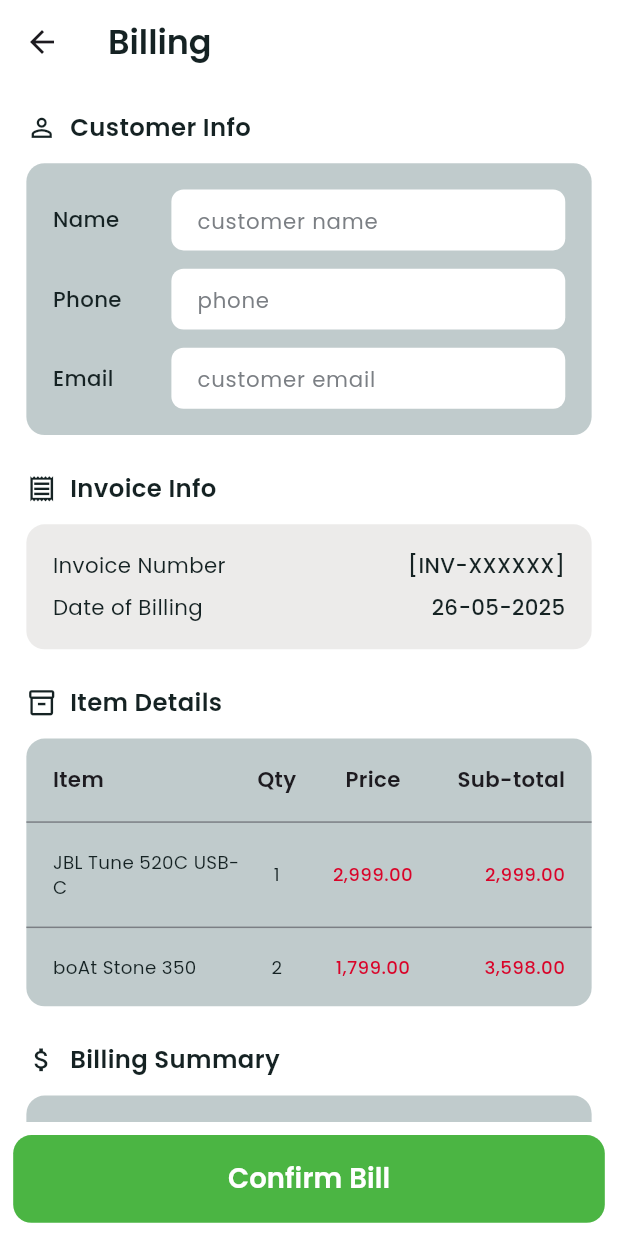
After one commit to yadukrishnan369/beatbox, a Flutter app: the BillingScreen screen opened by its route, on a phone screen of 412 x 824 dp. The commit adds this screen. Run offline on Flutter 3.47's test engine with Material 3 defaults, Android fonts, the light colour scheme and no system bars; our stand-ins replace flutter_screenutil, google_fonts, hive, hive_flutter, image_picker, local_auth; accounts and stored records are empty.

Commit message:
added, loading widget and billing ui

```diff
--- a/lib/features/home/ui/home_screen.dart
+++ b/lib/features/home/ui/home_screen.dart
@@ -43,7 +43,7 @@ class HomeScreen extends StatelessWidget {
                       IconButton(
                         onPressed: () {},
                         icon: Image.asset(
-                          'assets/icons/home_profile.png',
+                          AppImages.logo,
                           width: 30.w,
                           height: 30.h,
                         ),
--- a/lib/features/product_management/ui/product_details_screen.dart
+++ b/lib/features/product_management/ui/product_details_screen.dart
@@ -2,6 +2,7 @@ import 'dart:io';
 import 'package:beatbox/core/app_colors.dart';
 import 'package:beatbox/features/product_management/model/product_model.dart';
 import 'package:beatbox/utils/cart_utils.dart';
+import 'package:beatbox/widgets/show_loading_dialog.dart';
 import 'package:flutter/material.dart';
 import 'package:flutter_screenutil/flutter_screenutil.dart';
 
@@ -225,7 +226,13 @@ class _ProductDetailsScreenState extends State<ProductDetailsScreen> {
           height: 55.h,
           width: double.infinity,
           child: ElevatedButton(
-            onPressed: () {
+            onPressed: () async {
+              await showLoadingDialog(
+                context,
+                message: "Adding to cart...",
+                showSucess: true,
+              );
+              await Future.delayed(const Duration(milliseconds: 2000));
               CartUtils.addProductToCart(product, quantity: quantity);
               Navigator.pop(context);
             },
--- /dev/null
+++ b/lib/features/sales_management/ui/billing_screen.dart
@@ -0,0 +1,480 @@
+import 'package:beatbox/core/app_colors.dart';
+import 'package:flutter/material.dart';
+import 'package:flutter_screenutil/flutter_screenutil.dart';
+
+class BillingScreen extends StatefulWidget {
+  const BillingScreen({super.key});
+
+  @override
+  State<BillingScreen> createState() => _BillingScreenState();
+}
+
+class _BillingScreenState extends State<BillingScreen> {
+  final TextEditingController nameController = TextEditingController();
+  final TextEditingController phoneController = TextEditingController();
+  final TextEditingController emailController = TextEditingController();
+  final TextEditingController discountController = TextEditingController();
+
+  @override
+  void dispose() {
+    nameController.dispose();
+    phoneController.dispose();
+    emailController.dispose();
+    discountController.dispose();
+    super.dispose();
+  }
+
+  @override
+  Widget build(BuildContext context) {
+    return Scaffold(
+      backgroundColor: AppColors.white,
+      appBar: AppBar(
+        backgroundColor: AppColors.white,
+        elevation: 0,
+        title: Text(
+          "Billing",
+          style: TextStyle(
+            fontSize: 22.sp,
+            fontWeight: FontWeight.w600,
+            color: AppColors.textPrimary,
+          ),
+        ),
+      ),
+      body: SingleChildScrollView(
+        padding: EdgeInsets.all(16.w),
+        child: Column(
+          crossAxisAlignment: CrossAxisAlignment.start,
+          children: [
+            // customer Information Section
+            _buildSectionHeader(Icons.person_outline, "Customer Info"),
+            SizedBox(height: 12.h),
+            Container(
+              padding: EdgeInsets.all(16.w),
+              decoration: BoxDecoration(
+                color: AppColors.contColor,
+                borderRadius: BorderRadius.circular(12.r),
+              ),
+              child: Column(
+                children: [
+                  _buildTextField("Name", "customer name", nameController),
+                  SizedBox(height: 12.h),
+                  _buildTextField("Phone", "phone", phoneController),
+                  SizedBox(height: 12.h),
+                  _buildTextField("Email", "customer email", emailController),
+                ],
+              ),
+            ),
+
+            SizedBox(height: 24.h),
+
+            // Invoice Info Section
+            _buildSectionHeader(Icons.receipt_outlined, "Invoice Info"),
+            SizedBox(height: 12.h),
+            Container(
+              padding: EdgeInsets.all(16.w),
+              decoration: BoxDecoration(
+                color: AppColors.cardColor,
+                borderRadius: BorderRadius.circular(12.r),
+              ),
+              child: Column(
+                children: [
+                  _buildInfoRow("Invoice Number", "[INV-XXXXXX]"),
+                  SizedBox(height: 8.h),
+                  _buildInfoRow("Date of Billing", "26-05-2025"),
+                ],
+              ),
+            ),
+
+            SizedBox(height: 24.h),
+
+            // Item Details Section
+            _buildSectionHeader(Icons.inventory_2_outlined, "Item Details"),
+            SizedBox(height: 12.h),
+            Container(
+              decoration: BoxDecoration(
+                color: AppColors.contColor,
+                borderRadius: BorderRadius.circular(12.r),
+              ),
+              child: Column(
+                children: [
+                  // Table Header
+                  Container(
+                    padding: EdgeInsets.all(16.w),
+                    child: Row(
+                      children: [
+                        Expanded(
+                          flex: 3,
+                          child: Text(
+                            "Item",
+                            style: TextStyle(
+                              fontWeight: FontWeight.w600,
+                              fontSize: 14.sp,
+                            ),
+                          ),
+                        ),
+                        Expanded(
+                          flex: 1,
+                          child: Text(
+                            "Qty",
+                            style: TextStyle(
+                              fontWeight: FontWeight.w600,
+                              fontSize: 14.sp,
+                            ),
+                            textAlign: TextAlign.center,
+                          ),
+                        ),
+                        Expanded(
+                          flex: 2,
+                          child: Text(
+                            "Price",
+                            style: TextStyle(
+                              fontWeight: FontWeight.w600,
+                              fontSize: 14.sp,
+                            ),
+                            textAlign: TextAlign.center,
+                          ),
+                        ),
+                        Expanded(
+                          flex: 2,
+                          child: Text(
+                            "Sub-total",
+                            style: TextStyle(
+                              fontWeight: FontWeight.w600,
+                              fontSize: 14.sp,
+                            ),
+                            textAlign: TextAlign.right,
+                          ),
+                        ),
+                      ],
+                    ),
+                  ),
+                  Divider(height: 1.h, color: AppColors.textDisabled),
+
+                  // Table Rows
+                  _buildTableRow(
+                    "JBL Tune 520C USB-C",
+                    "1",
+                    "2,999.00",
+                    "2,999.00",
+                  ),
+                  Divider(height: 1.h, color: AppColors.textDisabled),
+                  _buildTableRow("boAt Stone 350", "2", "1,799.00", "3,598.00"),
+                ],
+              ),
+            ),
+
+            SizedBox(height: 24.h),
+
+            // Billing Summary Section
+            _buildSectionHeader(Icons.attach_money, "Billing Summary"),
+            SizedBox(height: 12.h),
+            Container(
+              padding: EdgeInsets.all(16.w),
+              decoration: BoxDecoration(
+                color: AppColors.contColor,
+                borderRadius: BorderRadius.circular(12.r),
+              ),
+              child: Column(
+                children: [
+                  _buildSummaryRow("Total Before GST", "6,597.00", false),
+                  SizedBox(height: 8.h),
+                  _buildSummaryRow("GST Charges (28%)", "1,847.16", false),
+                  SizedBox(height: 8.h),
+                  _buildDiscountRow(),
+                  SizedBox(height: 16.h),
+                  Container(
+                    padding: EdgeInsets.symmetric(
+                      horizontal: 12.w,
+                      vertical: 8.h,
+                    ),
+                    decoration: BoxDecoration(
+                      color: Color(0xFF8FBC8F),
+                      borderRadius: BorderRadius.circular(8.r),
+                    ),
+                    child: Row(
+                      mainAxisAlignment: MainAxisAlignment.spaceBetween,
+                      children: [
+                        Text(
+                          "GRAND TOTAL",
+                          style: TextStyle(
+                            fontWeight: FontWeight.bold,
+                            fontSize: 16.sp,
+                            color: AppColors.textPrimary,
+                          ),
+                        ),
+                        Text(
+                          "6,597.00",
+                          style: TextStyle(
+                            fontWeight: FontWeight.bold,
+                            fontSize: 16.sp,
+                            color: AppColors.textPrimary,
+                          ),
+                        ),
+                      ],
+                    ),
+                  ),
+                ],
+              ),
+            ),
+
+            SizedBox(height: 20.h),
+          ],
+        ),
+      ),
+      // Confirm Bill Button
+      bottomNavigationBar: Padding(
+        padding: EdgeInsets.all(8.w),
+        child: ElevatedButton(
+          style: ElevatedButton.styleFrom(
+            backgroundColor: AppColors.success,
+            padding: EdgeInsets.symmetric(vertical: 16.h),
+            shape: RoundedRectangleBorder(
+              borderRadius: BorderRadius.circular(12.r),
+            ),
+            elevation: 0,
+          ),
+          onPressed: () {
+            // Add your confirm bill logic here
+            _confirmBill();
+          },
+          child: Text(
+            'Confirm Bill',
+            style: TextStyle(
+              fontSize: 18.sp,
+              fontWeight: FontWeight.w600,
+              color: AppColors.white,
+            ),
+          ),
+        ),
+      ),
+    );
+  }
+
+  Widget _buildSectionHeader(IconData icon, String title) {
+    return Row(
+      children: [
+        Icon(icon, size: 20.sp, color: AppColors.textPrimary),
+        SizedBox(width: 8.w),
+        Text(
+          title,
+          style: TextStyle(
+            fontSize: 16.sp,
+            fontWeight: FontWeight.w600,
+            color: AppColors.textPrimary,
+          ),
+        ),
+      ],
+    );
+  }
+
+  Widget _buildTextField(
+    String label,
+    String hint,
+    TextEditingController controller,
+  ) {
+    return Row(
+      children: [
+        SizedBox(
+          width: 60.w,
+          child: Text(
+            label,
+            style: TextStyle(
+              fontWeight: FontWeight.w500,
+              fontSize: 14.sp,
+              color: AppColors.textPrimary,
+            ),
+          ),
+        ),
+        SizedBox(width: 12.w),
+        Expanded(
+          child: Container(
+            height: 40.h,
+            child: TextField(
+              controller: controller,
+              decoration: InputDecoration(
+                hintText: hint,
+                hintStyle: TextStyle(
+                  color: AppColors.textDisabled,
+                  fontSize: 14.sp,
+                ),
+                filled: true,
+                fillColor: AppColors.white,
+                border: OutlineInputBorder(
+                  borderRadius: BorderRadius.circular(8.r),
+                  borderSide: BorderSide.none,
+                ),
+                contentPadding: EdgeInsets.symmetric(
+                  horizontal: 12.w,
+                  vertical: 8.h,
+                ),
+              ),
+            ),
+          ),
+        ),
+      ],
+    );
+  }
+
+  Widget _buildInfoRow(String label, String value) {
+    return Row(
+      mainAxisAlignment: MainAxisAlignment.spaceBetween,
+      children: [
+        Text(
+          label,
+          style: TextStyle(fontSize: 14.sp, color: AppColors.textPrimary),
+        ),
+        Text(
+          value,
+          style: TextStyle(
+            fontSize: 14.sp,
+            fontWeight: FontWeight.w500,
+            color: AppColors.textPrimary,
+          ),
+        ),
+      ],
+    );
+  }
+
+  Widget _buildTableRow(
+    String item,
+    String qty,
+    String price,
+    String subTotal,
+  ) {
+    return Container(
+      padding: EdgeInsets.all(16.w),
+      child: Row(
+        children: [
+          Expanded(
+            flex: 3,
+            child: Text(
+              item,
+              style: TextStyle(fontSize: 12.sp, color: AppColors.textPrimary),
+            ),
+          ),
+          Expanded(
+            flex: 1,
+            child: Text(
+              qty,
+              style: TextStyle(fontSize: 12.sp, color: AppColors.textPrimary),
+              textAlign: TextAlign.center,
+            ),
+          ),
+          Expanded(
+            flex: 2,
+            child: Text(
+              price,
+              style: TextStyle(
+                fontSize: 12.sp,
+                color: AppColors.error,
+                fontWeight: FontWeight.w500,
+              ),
+              textAlign: TextAlign.center,
+            ),
+          ),
+          Expanded(
+            flex: 2,
+            child: Text(
+              subTotal,
+              style: TextStyle(
+                fontSize: 12.sp,
+                color: AppColors.error,
+                fontWeight: FontWeight.w500,
+              ),
+              textAlign: TextAlign.right,
+            ),
+          ),
+        ],
+      ),
+    );
+  }
+
+  Widget _buildSummaryRow(String label, String value, bool isTotal) {
+    return Row(
+      mainAxisAlignment: MainAxisAlignment.spaceBetween,
+      children: [
+        Text(
+          label,
+          style: TextStyle(
+            fontSize: 14.sp,
+            fontWeight: isTotal ? FontWeight.bold : FontWeight.normal,
+            color: AppColors.textPrimary,
+          ),
+        ),
+        Text(
+          value,
+          style: TextStyle(
+            fontSize: 14.sp,
+            fontWeight: isTotal ? FontWeight.bold : FontWeight.w500,
+            color: AppColors.error,
+          ),
+        ),
+      ],
+    );
+  }
+
+  Widget _buildDiscountRow() {
+    return Row(
+      mainAxisAlignment: MainAxisAlignment.spaceBetween,
+      children: [
+        Text(
+          "Discounts Applied",
+          style: TextStyle(
+            fontSize: 14.sp,
+            fontWeight: FontWeight.normal,
+            color: AppColors.textPrimary,
+          ),
+        ),
+        SizedBox(
+          width: 80.w,
+          height: 32.h,
+          child: TextField(
+            controller: discountController,
+            textAlign: TextAlign.right,
+            keyboardType: TextInputType.number,
+            decoration: InputDecoration(
+              hintText: "0.00",
+              hintStyle: TextStyle(
+                color: AppColors.textDisabled,
+                fontSize: 12.sp,
+              ),
+              filled: true,
+              fillColor: AppColors.white,
+              border: OutlineInputBorder(
+                borderRadius: BorderRadius.circular(6.r),
+                borderSide: BorderSide(color: AppColors.primary, width: 1),
+              ),
+              enabledBorder: OutlineInputBorder(
+                borderRadius: BorderRadius.circular(6.r),
+                borderSide: BorderSide(color: AppColors.primary, width: 1),
+              ),
+              focusedBorder: OutlineInputBorder(
+                borderRadius: BorderRadius.circular(6.r),
+                borderSide: BorderSide(color: AppColors.primary, width: 2),
+              ),
+              contentPadding: EdgeInsets.symmetric(
+                horizontal: 8.w,
+                vertical: 4.h,
+              ),
+            ),
+            style: TextStyle(
+              fontSize: 12.sp,
+              fontWeight: FontWeight.w500,
+              color: AppColors.error,
+            ),
+          ),
+        ),
+      ],
+    );
+  }
+
+  void _confirmBill() {
+    // You can add navigation or show success dialog here
+    ScaffoldMessenger.of(context).showSnackBar(
+      SnackBar(
+        content: const Text("Bill confirmed successfully!"),
+        backgroundColor: AppColors.success,
+      ),
+    );
+  }
+}
--- a/lib/features/sales_management/ui/cart_screen.dart
+++ b/lib/features/sales_management/ui/cart_screen.dart
@@ -4,6 +4,7 @@ import 'package:beatbox/features/sales_management/controller/cart_controller.dar
 import 'package:beatbox/routes/app_routes.dart';
 import 'package:beatbox/utils/cart_utils.dart';
 import 'package:beatbox/widgets/empty_placeholder.dart';
+import 'package:beatbox/widgets/show_loading_dialog.dart';
 import 'package:flutter/material.dart';
 import 'package:beatbox/core/notifiers/cart_update_notifier.dart';
 import 'package:beatbox/features/sales_management/model/cart_item_model.dart';
@@ -170,7 +171,16 @@ class _CartScreenState extends State<CartScreen> {
                   height: 55.h,
                   width: double.infinity,
                   child: ElevatedButton(
-                    onPressed: () {},
+                    onPressed: () async {
+                      await showLoadingDialog(
+                        context,
+                        message: 'Process to bill',
+                        showSucess: false,
+                      );
+                      await Future.delayed(Duration(milliseconds: 1000), () {
+                        Navigator.pushNamed(context, AppRoutes.billing);
+                      });
+                    },
                     style: ElevatedButton.styleFrom(
                       padding: EdgeInsets.zero,
                       shape: RoundedRectangleBorder(
--- a/lib/main.dart
+++ b/lib/main.dart
@@ -6,6 +6,7 @@ import 'package:beatbox/features/product_management/ui/stock_entry_screen.dart';
 import 'package:beatbox/features/sales_management/controller/cart_controller.dart';
 import 'package:beatbox/features/sales_management/model/cart_item_model.dart';
 import 'package:beatbox/features/app_settings_management/ui/app_settings_screen.dart';
+import 'package:beatbox/features/sales_management/ui/billing_screen.dart';
 import 'package:beatbox/features/sales_management/ui/cart_screen.dart';
 import 'package:beatbox/features/splash/splash_screen.dart';
 import 'package:beatbox/features/product_management/controller/brand_controller.dart';
@@ -145,6 +146,7 @@ class _MyAppState extends State<MyApp> {
             AppRoutes.brandAndCategory: (context) => BrandAndCategoryScreen(),
             AppRoutes.appSettings: (context) => AppSettingsScreen(),
             AppRoutes.cart: (context) => CartScreen(),
+            AppRoutes.billing: (context) => BillingScreen(),
           },
           // set fixed text size of user device settings
           builder: (context, child) {
--- a/lib/routes/app_routes.dart
+++ b/lib/routes/app_routes.dart
@@ -10,6 +10,7 @@ import 'package:beatbox/features/product_management/ui/stock_entry_details_scree
 import 'package:beatbox/features/product_management/ui/stock_entry_screen.dart';
 import 'package:beatbox/features/product_management/ui/update_delete_product_screen.dart';
 import 'package:beatbox/features/app_settings_management/ui/app_settings_screen.dart';
+import 'package:beatbox/features/sales_management/ui/billing_screen.dart';
 import 'package:beatbox/features/sales_management/ui/cart_screen.dart';
 import 'package:flutter/material.dart';
 import '../features/splash/splash_screen.dart';
@@ -32,6 +33,7 @@ class AppRoutes {
   static const String brandAndCategory = '/brandAndCategory';
   static const String appSettings = '/appSettings';
   static const String cart = '/cart';
+  static const String billing = '/billing';
 
   /// set each routes, its screen widget
   static Map<String, WidgetBuilder> get routes => {
@@ -50,6 +52,7 @@ class AppRoutes {
     brandAndCategory: (context) => BrandAndCategoryScreen(),
     appSettings: (context) => AppSettingsScreen(),
     cart: (context) => const CartScreen(),
+    billing:(context)=>const BillingScreen(),
   };
 
   //tracking navigation and Pause/resume the app
--- /dev/null
+++ b/lib/widgets/show_loading_dialog.dart
@@ -0,0 +1,93 @@
+import 'dart:async';
+import 'package:beatbox/constants/app_images.dart';
+import 'package:beatbox/core/app_colors.dart';
+import 'package:flutter/material.dart';
+import 'package:flutter_screenutil/flutter_screenutil.dart';
+
+Future<void> showLoadingDialog(
+  BuildContext context, {
+  String? message,
+  bool? showSucess,
+}) async {
+  showDialog(
+    context: context,
+    barrierDismissible: false,
+    builder:
+        (_) => _AnimatedLoadingDialog(message: message, showSucess: showSucess),
+  );
+}
+
+class _AnimatedLoadingDialog extends StatefulWidget {
+  final String? message;
+  final bool? showSucess;
+
+  const _AnimatedLoadingDialog({this.message, this.showSucess});
+
+  @override
+  State<_AnimatedLoadingDialog> createState() => _AnimatedLoadingDialogState();
+}
+
+class _AnimatedLoadingDialogState extends State<_AnimatedLoadingDialog> {
+  bool success = false;
+
+  @override
+  void initState() {
+    super.initState();
+
+    final bool shouldShowSuccess = widget.showSucess == true;
+
+    Future.delayed(Duration(milliseconds: shouldShowSuccess ? 1000 : 800), () {
+      if (widget.showSucess!) {
+        setState(() {
+          success = true;
+        });
+
+        Future.delayed(Duration(milliseconds: 1000), () {
+          if (mounted) Navigator.of(context).pop();
+        });
+      } else {
+        if (mounted) Navigator.of(context).pop();
+      }
+    });
+  }
+
+  @override
+  Widget build(BuildContext context) {
+    return Dialog(
+      backgroundColor: AppColors.white,
+      shape: RoundedRectangleBorder(borderRadius: BorderRadius.circular(16.r)),
+      child: Padding(
+        padding: EdgeInsets.all(20.w),
+        child: Row(
+          mainAxisSize: MainAxisSize.min,
+          children: [
+            Image.asset(AppImages.logo, width: 45.w, height: 45.h),
+            SizedBox(width: 20.w),
+            AnimatedSwitcher(
+              duration: Duration(milliseconds: 500),
+              transitionBuilder:
+                  (child, animation) =>
+                      FadeTransition(opacity: animation, child: child),
+              child:
+                  success
+                      ? Icon(
+                        Icons.check_circle,
+                        color: AppColors.success,
+                        size: 30.w,
+                      )
+                      : CircularProgressIndicator(color: AppColors.primary),
+            ),
+            SizedBox(width: 20.w),
+            Text(
+              success ? 'Success' : (widget.message ?? 'Loading...'),
+              style: TextStyle(
+                color: AppColors.textPrimary,
+                fontWeight: FontWeight.bold,
+              ),
+            ),
+          ],
+        ),
+      ),
+    );
+  }
+}
```
